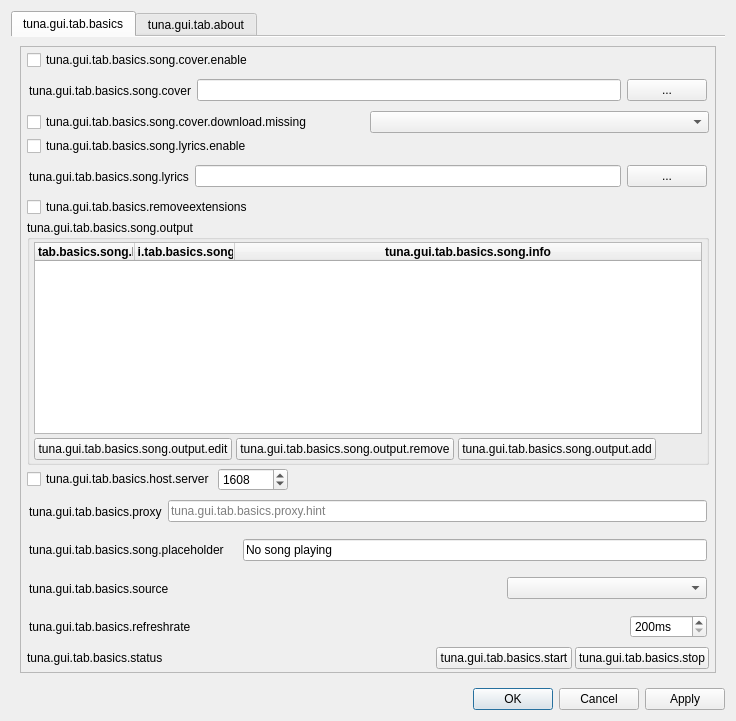
Old version of the form src/gui/tuna_gui.ui in the repository univrsal/tuna.
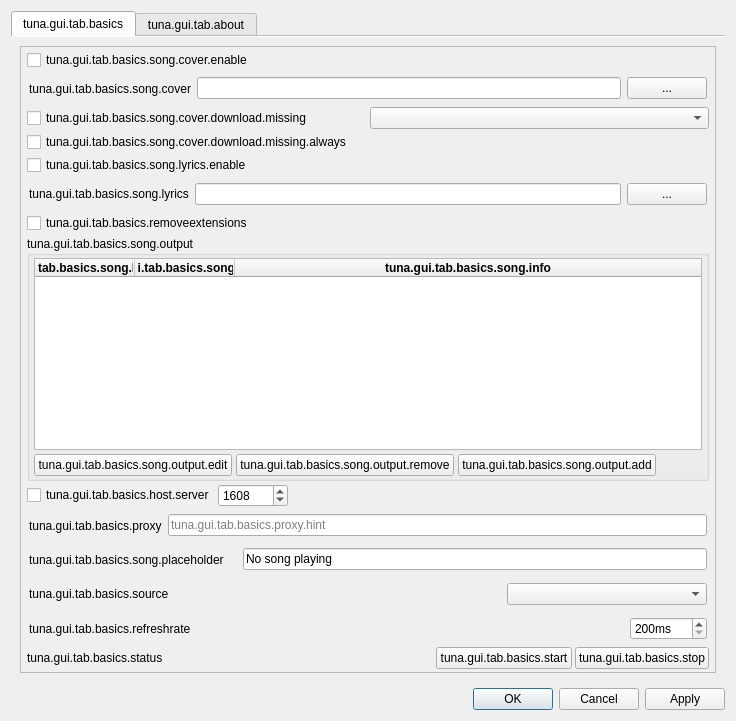
New version of the form. Icons and pictures are not drawn.

```diff
--- a/src/gui/tuna_gui.ui
+++ b/src/gui/tuna_gui.ui
@@ -68,8 +68,8 @@
            <rect>
             <x>0</x>
             <y>0</y>
-            <width>698</width>
-            <height>623</height>
+            <width>708</width>
+            <height>622</height>
            </rect>
           </property>
           <layout class="QVBoxLayout" name="verticalLayout_5">
@@ -188,6 +188,13 @@
              </item>
             </layout>
            </item>
+           <item>
+            <widget class="QCheckBox" name="cb_always_download_missing">
+             <property name="text">
+              <string>tuna.gui.tab.basics.song.cover.download.missing.always</string>
+             </property>
+            </widget>
+           </item>
            <item>
             <widget class="QCheckBox" name="cb_dl_lyrics">
              <property name="text">
@@ -355,7 +362,7 @@
                  <bool>false</bool>
                 </attribute>
                 <attribute name="verticalHeaderDefaultSectionSize">
-                 <number>21</number>
+                 <number>27</number>
                 </attribute>
                 <attribute name="verticalHeaderStretchLastSection">
                  <bool>false</bool>
```
Left out of the diff: 68 changed lines with no effect on the pictures. Lines whose indentation alone changed are shown as unchanged.
